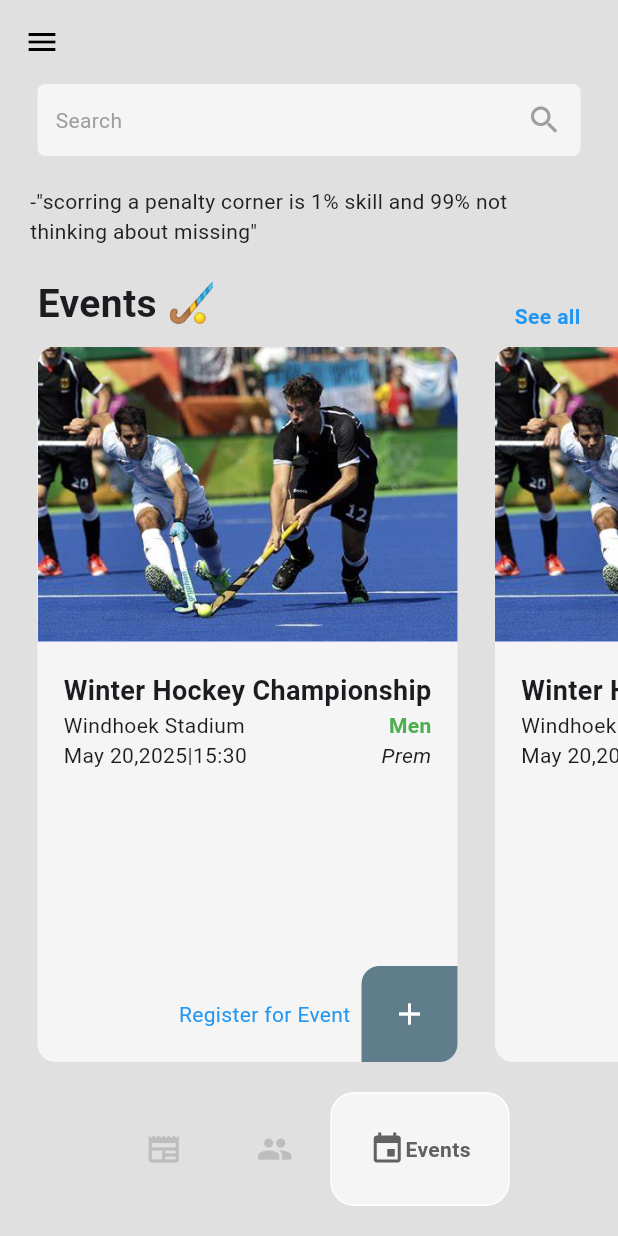
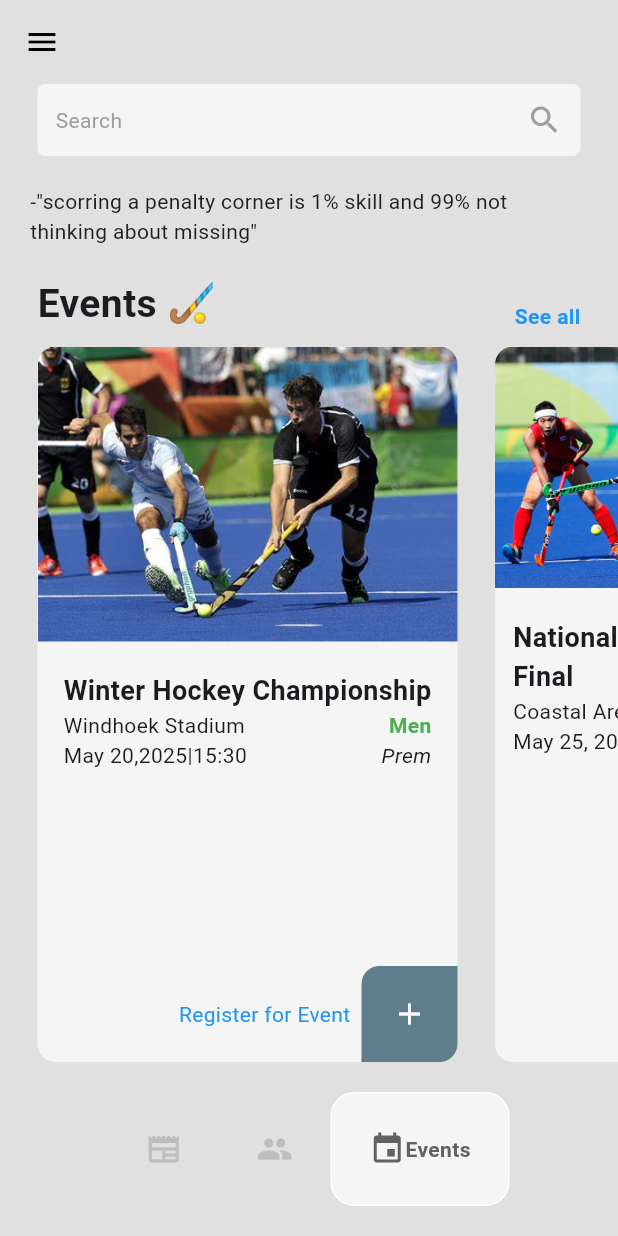
Before and after one commit to GuarY-wtSG/namibian_hockey_association, a Flutter app: the Landing screen opened by its route, item 3 of the bottom bar chosen, on a phone screen of 412 x 824 dp. Run offline on Flutter 3.47's test engine with Material 3 defaults, Android fonts, the phone set to English and light mode, and no system bars; drawn by our look-alikes of google_nav_bar.

Commit message:
Events are now updated to a list called upcoming allowing for them to be displayed on the news page

```diff
--- a/lib/pages/events.dart
+++ b/lib/pages/events.dart
@@ -1,5 +1,7 @@
 import 'package:flutter/material.dart';
 import 'package:nho_app/pages/models/event.dart';
+import 'package:nho_app/pages/models/upcoming_list.dart';
+import 'package:provider/provider.dart';
 
 import 'widgets/event_tile.dart';
 
@@ -11,9 +13,26 @@ class Events extends StatefulWidget {
 }
 
 class _EventsState extends State<Events> {
+  // add event to upcoming list
+  void addEventToUpcoming(Event event) {
+    Provider.of<UpcomingList>(context, listen: false).addEventToUpcoming(event);
+
+    // alert user of update
+    showDialog(
+      context: context,
+      builder:
+          (context) => AlertDialog(
+            title: Text('Successfully added'),
+            content: Text('Check Upcoming events'),
+          ),
+    );
+  }
+
   @override
   Widget build(BuildContext context) {
-    return Column(
+    return Consumer<UpcomingList>(
+      builder:
+          (context, value, child) => Column(
             children: [
               // search bar thats probably not gonna have a function
               // but it's gonna be used to find specific events
@@ -51,7 +70,10 @@ class _EventsState extends State<Events> {
                   children: [
                     Text(
                       'Events 🏑',
-                style: TextStyle(fontWeight: FontWeight.bold, fontSize: 26),
+                      style: TextStyle(
+                        fontWeight: FontWeight.bold,
+                        fontSize: 26,
+                      ),
                     ),
                     Text(
                       'See all',
@@ -67,23 +89,21 @@ class _EventsState extends State<Events> {
 
               Expanded(
                 child: ListView.builder(
-            itemCount: 3,
+                  itemCount: 6,
                   scrollDirection: Axis.horizontal,
                   itemBuilder: (context, index) {
-              // create an event
-              Event event = Event(
-                name: 'Winter Hockey Championship',
-                location: 'Windhoek Stadium',
-                date: 'May 20,2025|15:30',
-                gender: 'Men',
-                league: 'Prem',
-                imagePath: 'lib/images/men.jpeg',
+                    // get an event from Upcoming_list
+                    Event event = value.getEvents()[index];
+                    // return that event
+                    return EventTile(
+                      event: event,
+                      onTap: () => addEventToUpcoming(event),
                     );
-              return EventTile(event: event);
                   },
                 ),
               ),
             ],
+          ),
     );
   }
 }
--- /dev/null
+++ b/lib/pages/models/upcoming_list.dart
@@ -0,0 +1,81 @@
+import 'package:flutter/material.dart';
+
+import 'event.dart';
+
+class UpcomingList extends ChangeNotifier {
+  // list of events to join
+  List<Event> events = [
+    Event(
+      name: 'Winter Hockey Championship',
+      location: 'Windhoek Stadium',
+      date: 'May 20,2025|15:30',
+      gender: 'Men',
+      league: 'Prem',
+      imagePath: 'lib/images/men.jpeg',
+    ),
+    Event(
+      name: "National Women's League Final",
+      location: 'Coastal Area',
+      date: 'May 25, 2025|15:30',
+      gender: 'Woman',
+      league: 'Div 1',
+      imagePath: 'lib/images/women.webp',
+    ),
+    Event(
+      name: 'Trans Hockey Invitational',
+      location: 'Central Sports Complex',
+      date: 'June 2,2025|15:30',
+      gender: 'Trans',
+      league: 'Prem',
+      imagePath: 'lib/images/trans.webp',
+    ),
+    Event(
+      name: 'Premier League Semifinals',
+      location: 'Namibian Hockey Center',
+      date: "June 2, 2025|14:00",
+      gender: 'Men',
+      league: 'Prem',
+      imagePath: 'lib/images/men.jpeg',
+    ),
+    Event(
+      name: 'Junior U/17 Cup Finals',
+      location: 'Capital Hockey Grounds',
+      date: 'June 15,2025|16:00',
+      gender: 'Men',
+      league: 'U/17',
+      imagePath: 'lib/images/boys.jpg',
+    ),
+    Event(
+      name: 'U/15 Regional Playoffs',
+      location: 'Namibian National Hockey Arena',
+      date: 'July 1,2025|10:00',
+      gender: 'Women',
+      league: 'U/15',
+      imagePath: 'lib/images/girls.jpg',
+    ),
+  ];
+  // list of events in upcoming for user
+  List<Event> userUpcoming = [];
+
+  // get list of events to join
+  List<Event> getEvents() {
+    return events;
+  }
+
+  // get upcoming
+  List<Event> getUpcoming() {
+    return userUpcoming;
+  }
+
+  // add event to upcoming
+  void addEventToUpcoming(Event event) {
+    userUpcoming.add(event);
+    notifyListeners();
+  }
+
+  // remove item from cart
+  void removeEventFromUpcoming(Event event) {
+    userUpcoming.remove(event);
+    notifyListeners();
+  }
+}
--- a/lib/pages/news.dart
+++ b/lib/pages/news.dart
@@ -18,7 +18,7 @@ class _NewsState extends State<NewsPage> {
       // Listview) aplly the following code and height or width to each container
       // scrollDirection: Axis.horizontal, (for Rows)
       children: [
-        // main content of the page
+        // main news content of the page
         Padding(
           padding: const EdgeInsets.symmetric(horizontal: 25.0),
           child: Row(
--- a/lib/pages/widgets/event_tile.dart
+++ b/lib/pages/widgets/event_tile.dart
@@ -4,7 +4,9 @@ import 'package:nho_app/pages/models/event.dart';
 // ignore: must_be_immutable
 class EventTile extends StatelessWidget {
   Event event;
-  EventTile({super.key, required this.event});
+
+  void Function()? onTap;
+  EventTile({super.key, required this.event, required this.onTap});
 
   @override
   Widget build(BuildContext context) {
@@ -90,7 +92,11 @@ class EventTile extends StatelessWidget {
                 'Register for Event  ',
                 style: TextStyle(color: Colors.blue),
               ),
-              Container(
+
+              // button
+              GestureDetector(
+                onTap: onTap,
+                child: Container(
                   padding: EdgeInsets.all(20),
                   decoration: BoxDecoration(
                     color: Colors.blueGrey,
@@ -101,6 +107,7 @@ class EventTile extends StatelessWidget {
                   ),
                   child: Icon(Icons.add, color: Colors.white),
                 ),
+              ),
             ],
           ),
         ],
--- a/pubspec.yaml
+++ b/pubspec.yaml
@@ -11,6 +11,7 @@ dependencies:
     sdk: flutter
   google_nav_bar: ^5.0.7
   url_launcher: ^6.3.1
+  provider: ^6.1.5
 
 dev_dependencies:
   flutter_test:
```
Also changed, not shown: lib/main.dart (+7 -1 lines), lib/pages/widgets/news_tile.dart (+6 -2 lines), lib/images/boys.jpg, pubspec.lock. Lines whose indentation alone changed are shown as unchanged.
